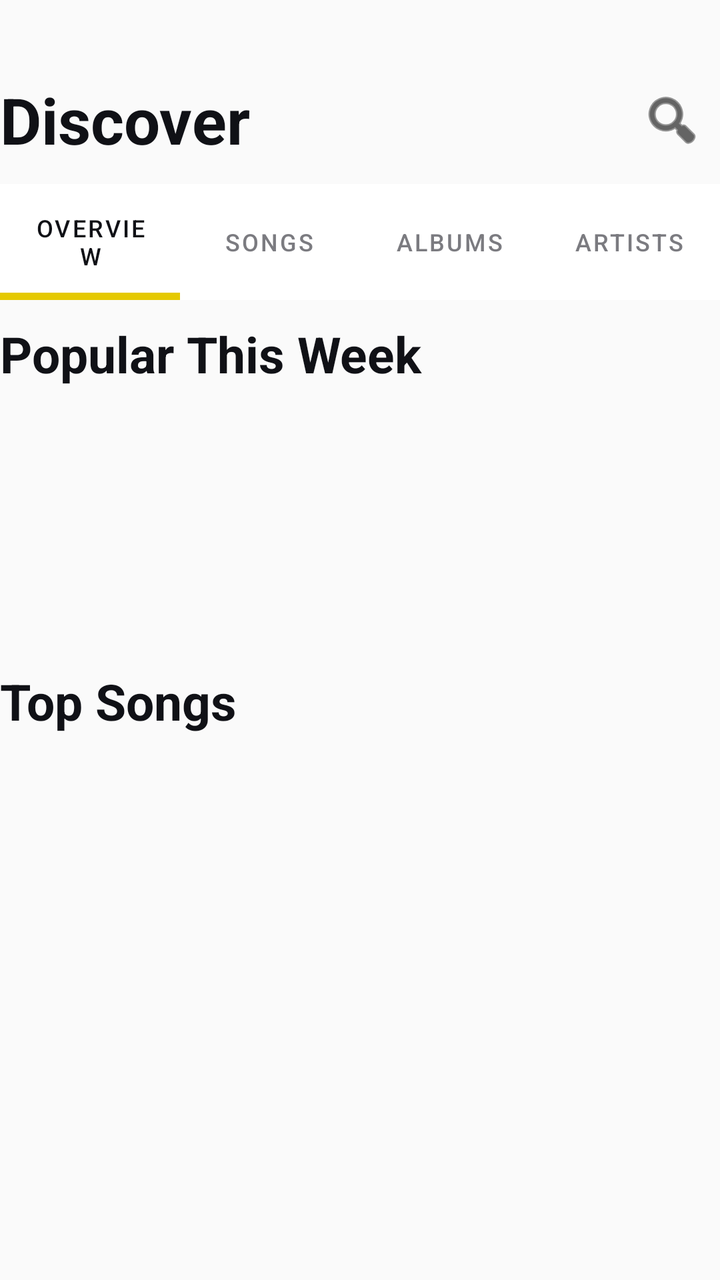
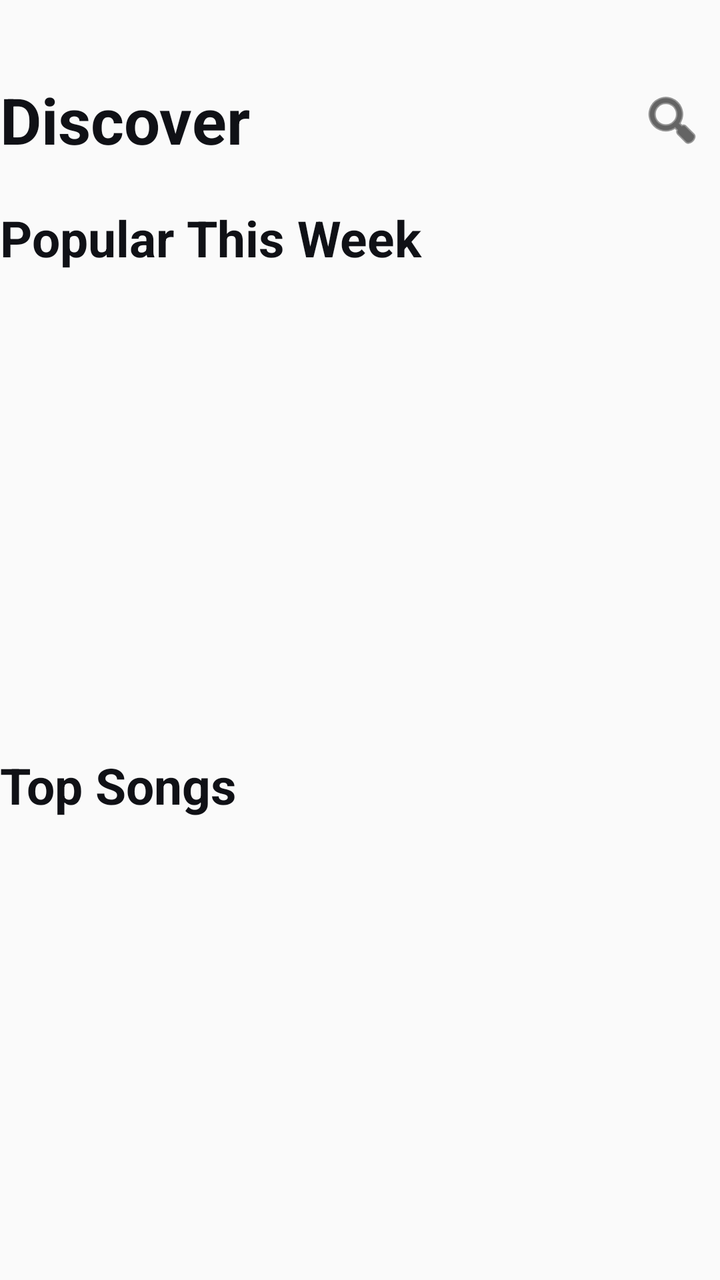

An Android layout rendered at two revisions. The XML below is the earlier revision; the diff shows what the commit changed to produce the second picture.
<!-- AndroidManifest.xml: application theme Theme.MaterialComponents.NoActionBar -->
<!-- res/layout/fragment_discover.xml -->
<?xml version="1.0" encoding="utf-8"?>
<FrameLayout xmlns:android="http://schemas.android.com/apk/res/android"
    xmlns:app="http://schemas.android.com/apk/res-auto"
    android:layout_width="match_parent"
    android:layout_height="match_parent"
    android:background="#FAFAFA">

    <LinearLayout
        android:layout_width="match_parent"
        android:layout_height="match_parent"
        android:orientation="vertical"
        android:paddingTop="28dp">

        <LinearLayout
            android:layout_width="match_parent"
            android:layout_height="64dp"
            android:gravity="center_vertical"
            >

            <TextView
                android:layout_width="0dp"
                android:layout_height="wrap_content"
                android:layout_weight="1"
                android:fontFamily="sans-serif"
                android:text="Discover"
                android:textColor="#101116"
                android:textSize="32sp"
                android:textStyle="bold" />

            <ImageButton
                android:id="@+id/discover_search"
                android:layout_width="48dp"
                android:layout_height="48dp"
                android:background="@android:color/transparent"
                android:contentDescription="Tìm kiếm"
                android:padding="10dp"
                android:src="@android:drawable/ic_menu_search"
                app:tint="@color/black" />
        </LinearLayout>

        <com.google.android.material.tabs.TabLayout
            android:id="@+id/discover_tabs"
            android:layout_width="match_parent"
            android:layout_height="58dp"
            app:tabGravity="fill"
            app:tabIndicatorColor="#E5C900"
            app:tabIndicatorFullWidth="true"
            app:tabIndicatorHeight="3.5dp"
            app:tabMode="fixed"
            app:tabSelectedTextColor="#101116"
            app:tabTextAppearance="@style/TextAppearance.Sound.DiscoverTab"
            app:tabTextColor="#7B7B80"
            android:background="@color/white"
            >

            <com.google.android.material.tabs.TabItem
                android:layout_width="wrap_content"
                android:layout_height="wrap_content"
                android:text="Overview" />

            <com.google.android.material.tabs.TabItem
                android:layout_width="wrap_content"
                android:layout_height="wrap_content"
                android:text="Songs" />

            <com.google.android.material.tabs.TabItem
                android:layout_width="wrap_content"
                android:layout_height="wrap_content"
                android:text="Albums" />

            <com.google.android.material.tabs.TabItem
                android:layout_width="wrap_content"
                android:layout_height="wrap_content"
                android:text="Artists" />
        </com.google.android.material.tabs.TabLayout>

        <TextView
            android:layout_width="wrap_content"
            android:layout_height="wrap_content"
            android:fontFamily="sans-serif"
            android:text="Popular This Week"
            android:textColor="#101116"
            android:layout_marginTop="10dp"
            android:layout_marginBottom="10dp"
            android:textSize="25sp"
            android:textStyle="bold" />

        <androidx.recyclerview.widget.RecyclerView
            android:id="@+id/discover_popular_list"
            android:layout_width="match_parent"
            android:layout_height="120dp"
            android:clipToPadding="false"
            android:overScrollMode="never"
            android:paddingStart="24dp"
            android:paddingEnd="24dp"
            android:scrollbars="none" />

        <TextView
            android:layout_width="wrap_content"
            android:layout_height="wrap_content"
            android:layout_marginTop="10dp"
            android:layout_marginBottom="10dp"
            android:fontFamily="sans-serif"
            android:text="Top Songs"
            android:textColor="#101116"
            android:textSize="25sp"
            android:textStyle="bold" />

        <FrameLayout
            android:layout_width="match_parent"
            android:layout_height="0dp"
            android:layout_weight="1">

            <androidx.recyclerview.widget.RecyclerView
                android:id="@+id/discover_list"
                android:layout_width="match_parent"
                android:layout_height="220dp"
                android:clipToPadding="false"
                android:paddingStart="24dp"
                android:paddingEnd="24dp"
                android:paddingTop="10dp"
                android:paddingBottom="10dp"
                android:scrollbars="none" />

            <ProgressBar
                android:id="@+id/discover_loading"
                android:layout_width="wrap_content"
                android:layout_height="wrap_content"
                android:layout_gravity="center"
                android:indeterminateTint="#101116" />

            <TextView
                android:id="@+id/discover_error"
                android:layout_width="match_parent"
                android:layout_height="wrap_content"
                android:layout_gravity="center"
                android:gravity="center"
                android:padding="24dp"
                android:textColor="#7B7B80"
                android:textSize="16sp"
                android:visibility="gone" />
        </FrameLayout>
    </LinearLayout>
</FrameLayout>
<!-- resources referenced by this layout -->
<resources>
  <color name="black">#FF000000</color>
  <color name="white">#FFFFFFFF</color>
  <style name="TextAppearance.Sound.DiscoverTab" parent="TextAppearance.MaterialComponents.Button">
          <item name="android:fontFamily">sans-serif</item>
          <item name="android:textAllCaps">false</item>
          <item name="android:textSize">20sp</item>
      </style>
</resources>

<!-- the commit's change to res/layout/fragment_discover.xml (unified diff, before → after) -->
@@ -38,42 +38,6 @@
                 app:tint="@color/black" />
         </LinearLayout>
 
-        <com.google.android.material.tabs.TabLayout
-            android:id="@+id/discover_tabs"
-            android:layout_width="match_parent"
-            android:layout_height="58dp"
-            app:tabGravity="fill"
-            app:tabIndicatorColor="#E5C900"
-            app:tabIndicatorFullWidth="true"
-            app:tabIndicatorHeight="3.5dp"
-            app:tabMode="fixed"
-            app:tabSelectedTextColor="#101116"
-            app:tabTextAppearance="@style/TextAppearance.Sound.DiscoverTab"
-            app:tabTextColor="#7B7B80"
-            android:background="@color/white"
-            >
-
-            <com.google.android.material.tabs.TabItem
-                android:layout_width="wrap_content"
-                android:layout_height="wrap_content"
-                android:text="Overview" />
-
-            <com.google.android.material.tabs.TabItem
-                android:layout_width="wrap_content"
-                android:layout_height="wrap_content"
-                android:text="Songs" />
-
-            <com.google.android.material.tabs.TabItem
-                android:layout_width="wrap_content"
-                android:layout_height="wrap_content"
-                android:text="Albums" />
-
-            <com.google.android.material.tabs.TabItem
-                android:layout_width="wrap_content"
-                android:layout_height="wrap_content"
-                android:text="Artists" />
-        </com.google.android.material.tabs.TabLayout>
-
         <TextView
             android:layout_width="wrap_content"
             android:layout_height="wrap_content"
@@ -88,11 +52,13 @@
         <androidx.recyclerview.widget.RecyclerView
             android:id="@+id/discover_popular_list"
             android:layout_width="match_parent"
-            android:layout_height="120dp"
+            android:layout_height="220dp"
             android:clipToPadding="false"
             android:overScrollMode="never"
             android:paddingStart="24dp"
             android:paddingEnd="24dp"
+            android:paddingTop="10dp"
+            android:paddingBottom="10dp"
             android:scrollbars="none" />
 
         <TextView
<!-- resource entries referenced after the edit -->
@@ -1,11 +1,5 @@
 <!-- resources referenced by this layout -->
 <resources>
   <color name="black">#FF000000</color>
-  <color name="white">#FFFFFFFF</color>
-  <style name="TextAppearance.Sound.DiscoverTab" parent="TextAppearance.MaterialComponents.Button">
-          <item name="android:fontFamily">sans-serif</item>
-          <item name="android:textAllCaps">false</item>
-          <item name="android:textSize">20sp</item>
-      </style>
 </resources>
 
